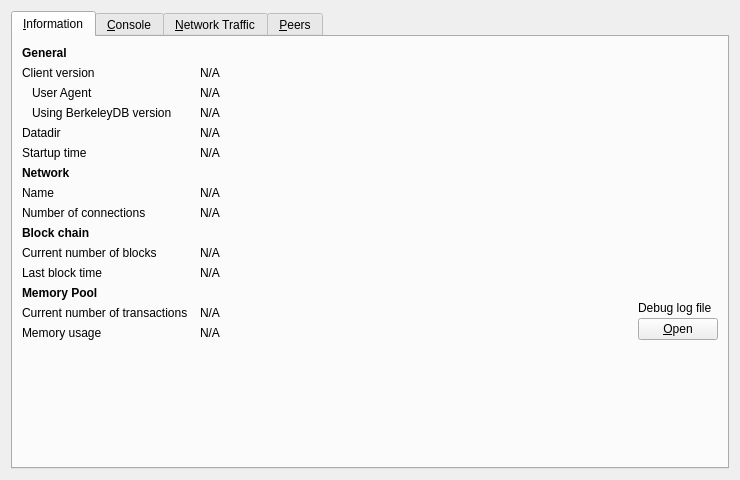
Above: src/qt/forms/debugwindow.ui from pawelnagawel/globaltoken before the change. Below: the same form after it.
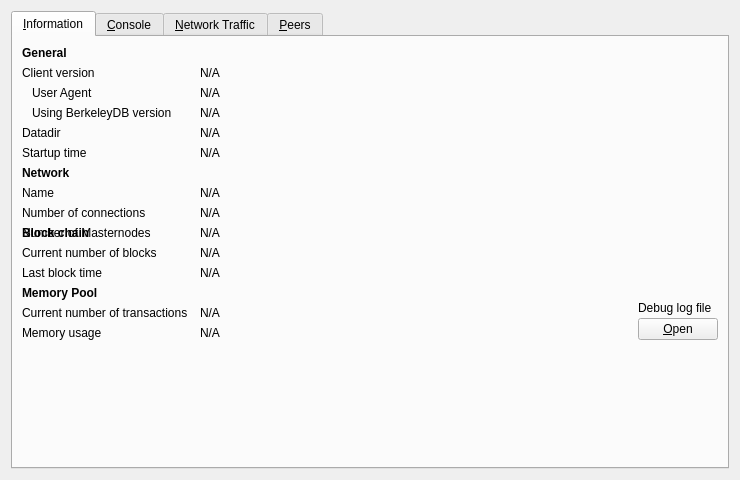
That is the form after the change. Icons and pictures are not drawn. Custom widgets are drawn as their Qt base class.

What changed in the file:
```diff
--- a/src/qt/forms/debugwindow.ui
+++ b/src/qt/forms/debugwindow.ui
@@ -223,6 +223,20 @@
          </property>
         </widget>
        </item>
+       <item row="9" column="0">
+        <widget class="QLabel" name="masternodeCountLabel">
+         <property name="text">
+          <string>Number of Masternodes</string>
+         </property>
+        </widget>
+       </item>
+       <item row="9" column="1">
+        <widget class="QLabel" name="masternodeCount">
+         <property name="text">
+          <string>N/A</string>
+         </property>
+        </widget>
+       </item>
        <item row="9" column="0">
         <widget class="QLabel" name="label_10">
          <property name="font">
```
